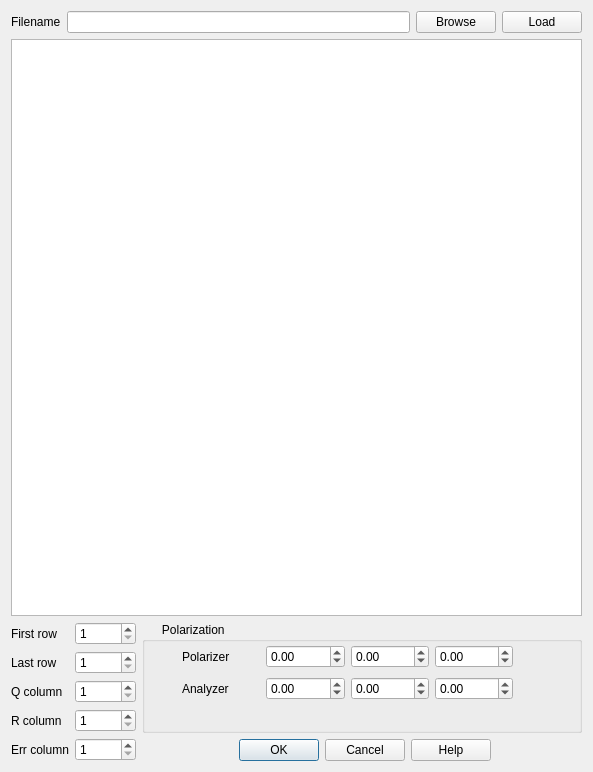
Old version of the form licorne/UI/dataloader.ui in the repository quantumsteve/Licorne-Py.
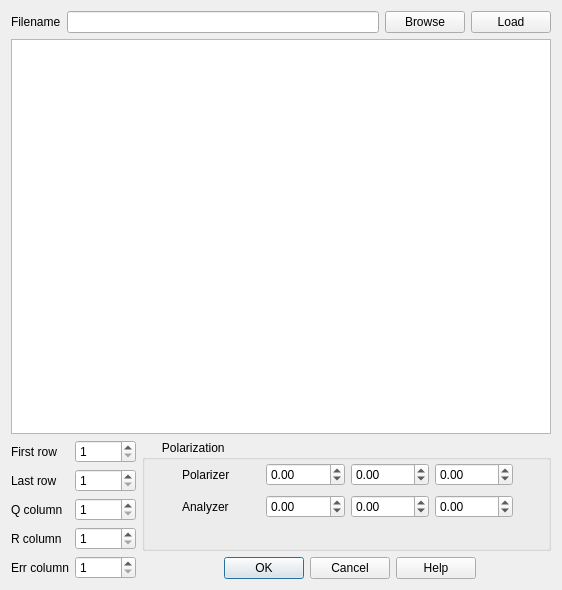
New version of the form. Custom widgets are drawn as their Qt base class.

Commit message: Update UI: new title and minimum size

```diff
--- a/licorne/UI/dataloader.ui
+++ b/licorne/UI/dataloader.ui
@@ -6,10 +6,22 @@
    <rect>
     <x>0</x>
     <y>0</y>
-    <width>593</width>
-    <height>772</height>
+    <width>562</width>
+    <height>590</height>
    </rect>
   </property>
+  <property name="sizePolicy">
+   <sizepolicy hsizetype="Preferred" vsizetype="Preferred">
+    <horstretch>0</horstretch>
+    <verstretch>0</verstretch>
+   </sizepolicy>
+  </property>
+  <property name="minimumSize">
+   <size>
+    <width>550</width>
+    <height>450</height>
+   </size>
+  </property>
   <property name="windowTitle">
    <string>Form</string>
   </property>
```
Left out of the diff: 2 changed lines with no effect on the pictures.
